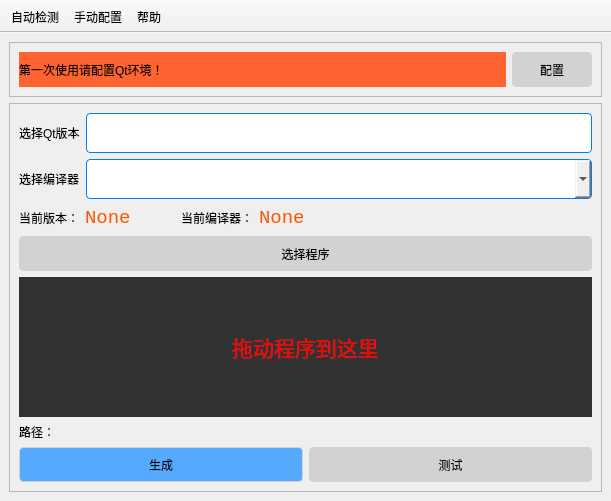
The window that mainwindow.ui (YuyangHou1230/QtDeployer) describes before a commit, drawn with Qt 5.
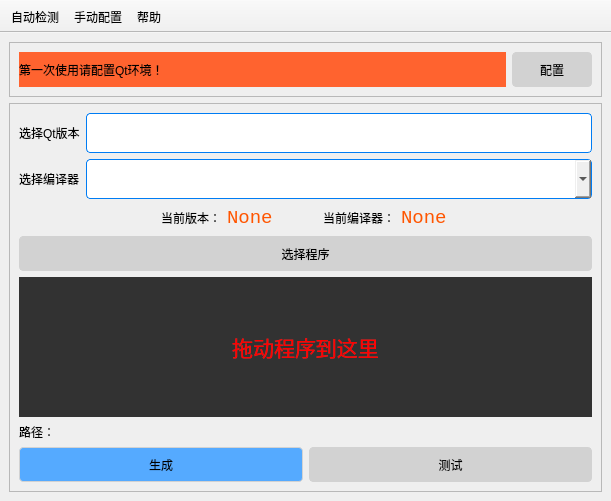
The same window after the commit. Custom widgets are drawn as their Qt base class.

Commit message: 优化QProcess的调用方式

```diff
--- a/mainwindow.ui
+++ b/mainwindow.ui
@@ -131,6 +131,19 @@
          </item>
          <item row="2" column="0" colspan="2">
           <layout class="QHBoxLayout" name="horizontalLayout_2">
+           <item>
+            <spacer name="horizontalSpacer_5">
+             <property name="orientation">
+              <enum>Qt::Horizontal</enum>
+             </property>
+             <property name="sizeHint" stdset="0">
+              <size>
+               <width>40</width>
+               <height>20</height>
+              </size>
+             </property>
+            </spacer>
+           </item>
            <item>
             <widget class="QLabel" name="label_3">
              <property name="minimumSize">
```
The commit also changes 2 other files.
